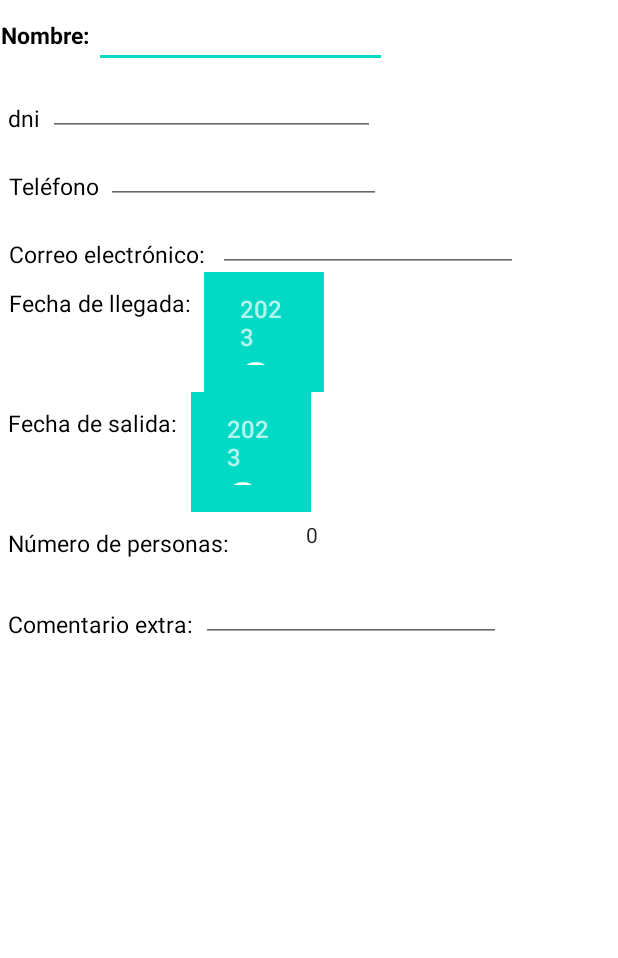
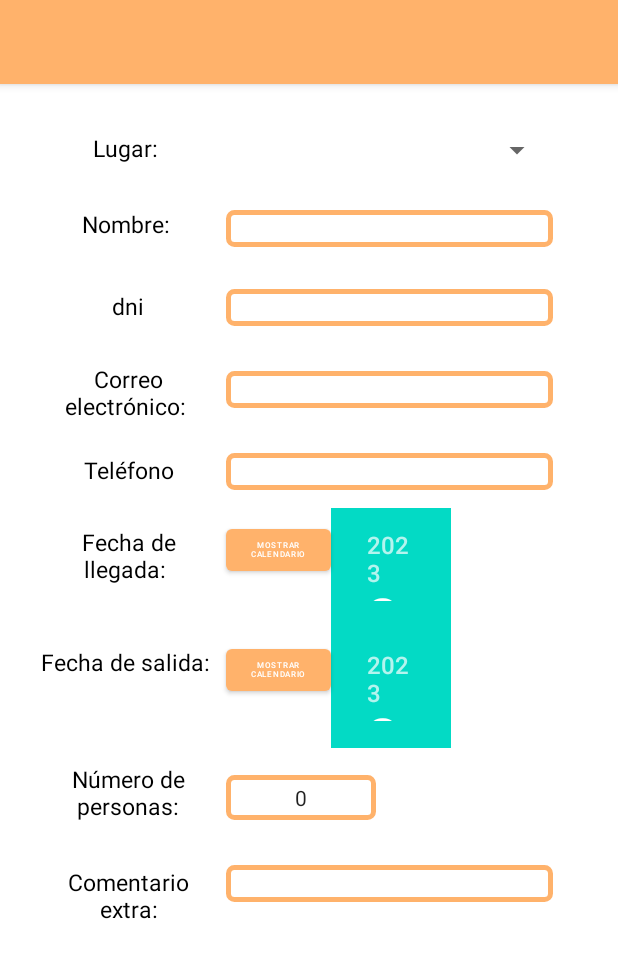
Before and after one commit to victxrms/PNET, an Android app: the layout fragment_formulario.xml on its own in the app's theme, with its tools: preview values and no code run, on a phone screen of 412 x 824 dp. Shown: the top 958 px of the screen. Run offline under Robolectric (Android 15) with nearby library versions, the phone set to English and light mode, and no system bars.

Commit message:
Add files via upload

```diff
--- a/DesarrolloAndroid/proyectoFinal/app/src/main/res/layout/fragment_formulario.xml
+++ b/DesarrolloAndroid/proyectoFinal/app/src/main/res/layout/fragment_formulario.xml
@@ -1,40 +1,96 @@
 <?xml version="1.0" encoding="utf-8"?>
+
 <LinearLayout xmlns:android="http://schemas.android.com/apk/res/android"
     xmlns:app="http://schemas.android.com/apk/res-auto"
     xmlns:tools="http://schemas.android.com/tools"
     android:layout_width="match_parent"
     android:layout_height="match_parent"
+    android:layout_marginHorizontal="0dp"
+    android:layout_marginVertical="0dp"
     android:orientation="vertical"
     tools:context=".MainActivity">
 
+    <com.google.android.material.appbar.AppBarLayout
+        android:layout_width="match_parent"
+        android:layout_height="wrap_content"
+        android:theme="@style/Theme.ProyectoFinal.AppBarOverlay">
+
+        <androidx.appcompat.widget.Toolbar
+            android:id="@+id/toolbar"
+            android:layout_width="match_parent"
+            android:layout_height="?attr/actionBarSize"
+            android:background="?attr/colorPrimary"
+            app:popupTheme="@style/Theme.ProyectoFinal.PopupOverlay" />
+
+    </com.google.android.material.appbar.AppBarLayout>
+
+    <LinearLayout
+        android:layout_width="wrap_content"
+        android:layout_height="wrap_content"
+        android:layout_marginHorizontal="20dp"
+        android:layout_marginVertical="20dp"
+        android:orientation="vertical">
+
+        <LinearLayout
+            android:layout_width="wrap_content"
+            android:layout_height="wrap_content"
+            android:layout_marginHorizontal="5dp"
+            android:layout_marginVertical="12dp">
+
+
+            <TextView
+                android:id="@+id/textViewSelectF"
+                android:layout_width="120dp"
+                android:layout_height="wrap_content"
+                android:text="Lugar: "
+                android:textAlignment="center"
+                android:textColor="@color/black"
+                android:textSize="15sp"/>
+
+            <Spinner
+                android:id="@+id/spinner"
+                android:layout_width="218dp"
+                android:layout_height="wrap_content"
+                android:layout_marginHorizontal="5dp"
+                android:textSize="12sp"
+                android:entries="@array/lugares"/>
+
+        </LinearLayout>
+
+        <LinearLayout
+            android:layout_width="wrap_content"
+            android:layout_height="wrap_content"
+            android:layout_marginHorizontal="5dp"
+            android:layout_marginVertical="12dp">
+
+            <TextView
+                android:id="@+id/textViewNombreF"
+                android:layout_width="120dp"
+                android:layout_height="wrap_content"
+                android:text="Nombre: "
+                android:textAlignment="center"
+                android:textColor="@color/black"
+                android:textSize="15sp"/>
+
+
+            <EditText
+                android:id="@+id/EditNombreF"
+                android:layout_marginHorizontal="5dp"
+                android:layout_marginVertical="4dp"
+                android:layout_width="218dp"
+                android:layout_height="wrap_content"
+                android:background="@drawable/line_shape"
+                android:inputType="text"
+                android:singleLine="false" />
+        </LinearLayout>
 
         <LinearLayout
             android:layout_width="wrap_content"
             android:layout_height="wrap_content">
 
             <TextView
-        android:id="@+id/textViewNombreF"
-        android:layout_width="match_parent"
-        android:layout_height="wrap_content"
-        android:text="Nombre: "
-        android:textAlignment="center"
-        android:textColor="@color/black"
-        android:textSize="15sp"
-        android:textStyle="bold" />
-
-    <EditText
-        android:id="@+id/EditNombreF"
-        android:layout_width="195dp"
-        android:layout_height="wrap_content"
-        android:inputType="text" />
-</LinearLayout>
-
-    <LinearLayout
-        android:layout_width="wrap_content"
-        android:layout_height="wrap_content">
-        <TextView
                 android:id="@+id/textViewDniF"
-            android:layout_width="match_parent"
+                android:layout_width="120dp"
                 android:layout_height="wrap_content"
                 android:layout_marginHorizontal="5dp"
                 android:layout_marginVertical="10dp"
@@ -46,16 +102,44 @@
             <EditText
                 android:id="@+id/EditDniF"
                 android:layout_width="218dp"
+                android:layout_marginVertical="12dp"
                 android:layout_height="wrap_content"
+                android:background="@drawable/line_shape"
                 android:inputType="text" />
         </LinearLayout>
 
         <LinearLayout
             android:layout_width="wrap_content"
             android:layout_height="wrap_content">
+
+            <TextView
+                android:id="@+id/textViewEmailF"
+                android:layout_width="120dp"
+                android:layout_height="wrap_content"
+                android:layout_marginHorizontal="5dp"
+                android:layout_marginVertical="10dp"
+                android:text="Correo electrónico: "
+                android:textAlignment="center"
+                android:textColor="@color/black"
+                android:textSize="15sp" />
+
+            <EditText
+                android:id="@+id/EditEmailF"
+                android:layout_width="218dp"
+                android:layout_height="wrap_content"
+                android:layout_marginVertical="18dp"
+                android:background="@drawable/line_shape"
+                android:inputType="textEmailAddress" />
+
+        </LinearLayout>
+
+        <LinearLayout
+            android:layout_width="wrap_content"
+            android:layout_height="wrap_content">
+
             <TextView
                 android:id="@+id/textViewTelF"
-            android:layout_width="match_parent"
+                android:layout_width="120dp"
                 android:layout_height="wrap_content"
                 android:layout_marginHorizontal="5dp"
                 android:layout_marginVertical="10dp"
@@ -66,41 +150,20 @@
 
             <EditText
                 android:id="@+id/EditTelefonoF"
-            android:layout_width="183dp"
+                android:layout_width="218dp"
                 android:layout_height="wrap_content"
+                android:layout_marginVertical="12dp"
+                android:background="@drawable/line_shape"
                 android:inputType="phone" />
 
         </LinearLayout>
-
         <LinearLayout
             android:layout_width="wrap_content"
             android:layout_height="wrap_content">
-        <TextView
-            android:id="@+id/textViewEmailF"
-            android:layout_width="match_parent"
-            android:layout_height="wrap_content"
-            android:layout_marginHorizontal="5dp"
-            android:layout_marginVertical="10dp"
-            android:text="Correo electrónico: "
-            android:textAlignment="center"
-            android:textColor="@color/black"
-            android:textSize="15sp" />
 
-        <EditText
-            android:id="@+id/EditEmailF"
-            android:layout_width="200dp"
-            android:layout_height="wrap_content"
-            android:inputType="textEmailAddress" />
-
-    </LinearLayout>
-
-
-    <LinearLayout
-        android:layout_width="wrap_content"
-        android:layout_height="wrap_content">
             <TextView
                 android:id="@+id/textViewFechaIniF"
-            android:layout_width="match_parent"
+                android:layout_width="120dp"
                 android:layout_height="wrap_content"
                 android:layout_marginHorizontal="5dp"
                 android:layout_marginVertical="10dp"
@@ -109,19 +172,32 @@
                 android:textColor="@color/black"
                 android:textSize="15sp" />
 
+            <Button
+                android:id="@+id/btnMostrarDatePicker"
+                android:layout_width="70dp"
+                android:layout_height="40dp"
+                android:layout_marginVertical="8dp"
+                android:text="Mostrar calendario"
+                android:textSize="5dp"/>
+
             <DatePicker
                 android:id="@+id/EditFechaIniF"
                 android:layout_width="80dp"
-            android:layout_height="80dp"/>
+                android:layout_height="80dp"
+                android:visibility="visible"
+                android:theme="@style/DatePickerStyle"/>
 
         </LinearLayout>
+
+
 
         <LinearLayout
             android:layout_width="wrap_content"
             android:layout_height="wrap_content">
+
             <TextView
                 android:id="@+id/textViewFechaFinF"
-            android:layout_width="match_parent"
+                android:layout_width="120dp"
                 android:layout_height="wrap_content"
                 android:layout_marginHorizontal="5dp"
                 android:layout_marginVertical="10dp"
@@ -130,19 +206,30 @@
                 android:textColor="@color/black"
                 android:textSize="15sp" />
 
+            <Button
+                android:id="@+id/btnDatePickerFin"
+                android:layout_width="70dp"
+                android:layout_height="40dp"
+                android:layout_marginVertical="8dp"
+                android:text="Mostrar calendario"
+                android:textSize="5dp"/>
+
             <DatePicker
                 android:id="@+id/EditFechaFinF"
                 android:layout_width="80dp"
-            android:layout_height="80dp"/>
+                android:layout_height="80dp"
+                android:visibility="visible"
+                android:theme="@style/DatePickerStyle"/>
 
         </LinearLayout>
 
         <LinearLayout
             android:layout_width="wrap_content"
             android:layout_height="wrap_content">
+
             <TextView
                 android:id="@+id/textViewNumPersonasF"
-            android:layout_width="match_parent"
+                android:layout_width="120dp"
                 android:layout_height="wrap_content"
                 android:layout_marginHorizontal="5dp"
                 android:layout_marginVertical="10dp"
@@ -154,16 +241,20 @@
             <NumberPicker
                 android:id="@+id/EditNumPersonasF"
                 android:layout_width="100dp"
-            android:layout_height="30dp"/>
+                android:layout_marginVertical="18dp"
+                android:background="@drawable/line_shape"
+                android:layout_height="30dp" />
 
         </LinearLayout>
 
         <LinearLayout
             android:layout_width="wrap_content"
             android:layout_height="wrap_content">
+
+
             <TextView
                 android:id="@+id/textViewComentarioF"
-            android:layout_width="match_parent"
+                android:layout_width="120dp"
                 android:layout_height="wrap_content"
                 android:layout_marginHorizontal="5dp"
                 android:layout_marginVertical="10dp"
@@ -171,14 +262,17 @@
                 android:textAlignment="center"
                 android:textColor="@color/black"
                 android:textSize="15sp" />
+
             <EditText
                 android:id="@+id/EditComentarioF"
-            android:layout_width="200dp"
+                android:layout_width="218dp"
+                android:background="@drawable/line_shape"
                 android:layout_height="wrap_content"
+                android:layout_marginVertical="12dp"
                 android:inputType="text" />
         </LinearLayout>
 
-
+    </LinearLayout>
 
 
 </LinearLayout>
```
Lines whose indentation alone changed are shown as unchanged.
